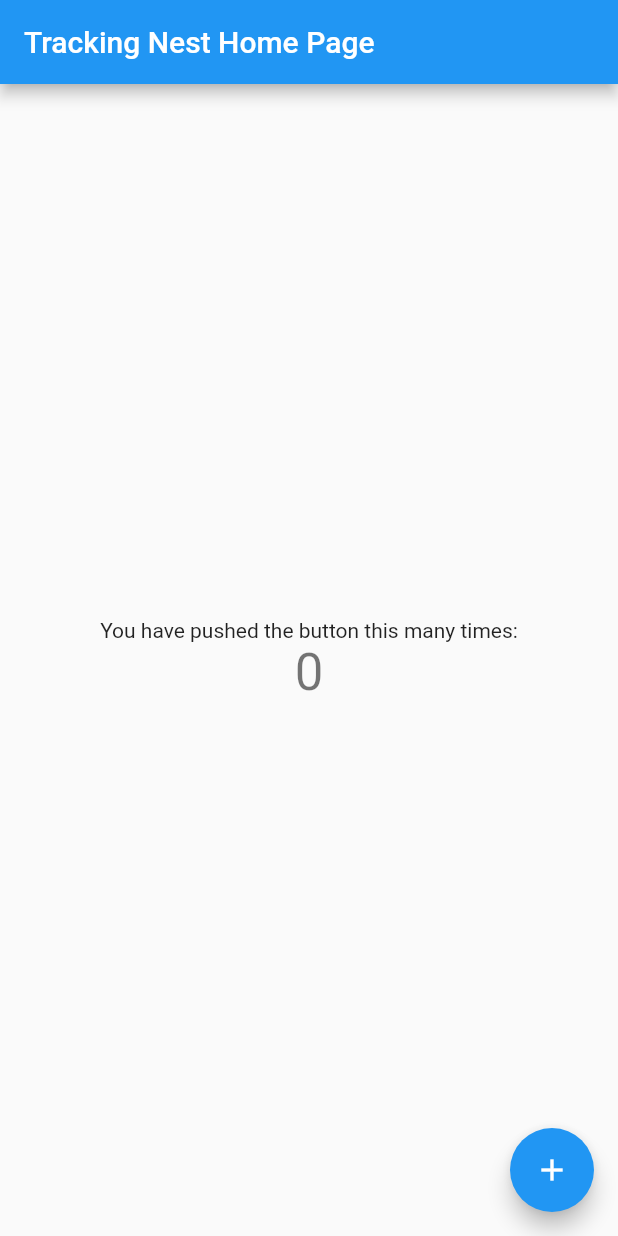
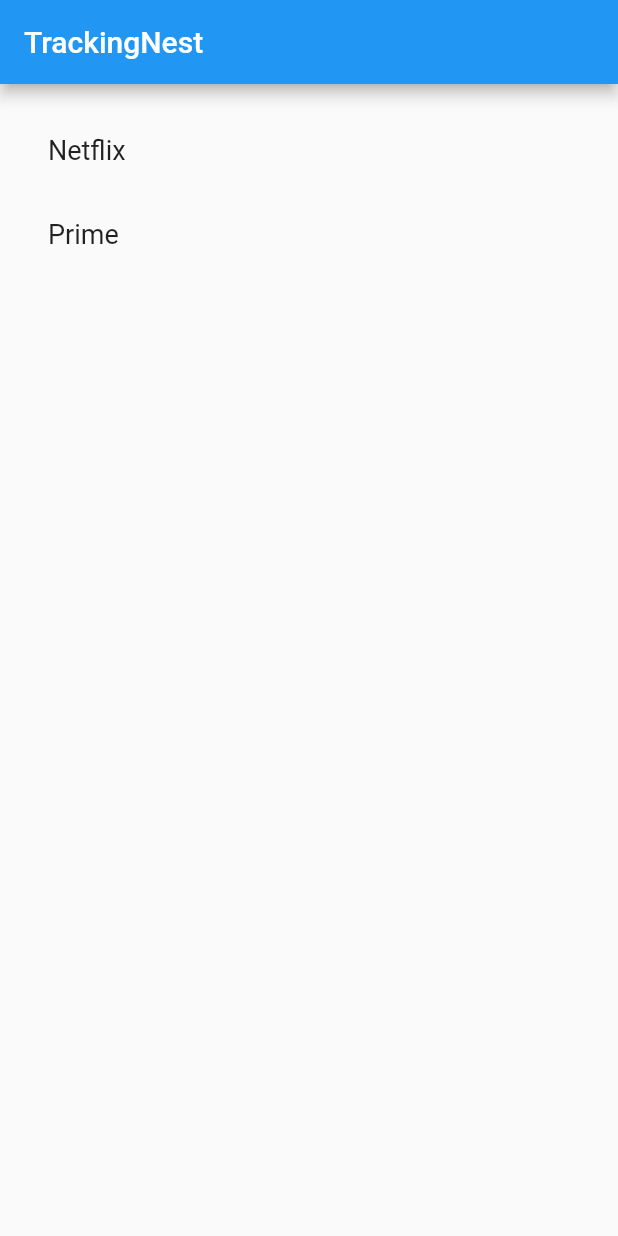
Before and after one commit to jpiekut/trackingnest, a Flutter app: the screen it shows after launch, on a phone screen of 412 x 824 dp. Run offline on Flutter 3.47's test engine with Material 2 defaults, Android fonts, the phone set to English and light mode, and no system bars.

Commit message:
Remove sample code and an example list

```diff
--- a/lib/main.dart
+++ b/lib/main.dart
@@ -5,111 +5,47 @@
 }
 
 class MyApp extends StatelessWidget {
-  const MyApp({Key? key}) : super(key: key);
+  const MyApp({super.key});
 
-  // This widget is the root of your application.
   @override
   Widget build(BuildContext context) {
     return MaterialApp(
-      title: 'Tracking Nest',
-      theme: ThemeData(
-        // This is the theme of your application.
-        //
-        // Try running your application with "flutter run". You'll see the
-        // application has a blue toolbar. Then, without quitting the app, try
-        // changing the primarySwatch below to Colors.green and then invoke
-        // "hot reload" (press "r" in the console where you ran "flutter run",
-        // or simply save your changes to "hot reload" in a Flutter IDE).
-        // Notice that the counter didn't reset back to zero; the application
-        // is not restarted.
-        primarySwatch: Colors.blue,
+      title: 'TrackingNest',
+      home: Scaffold(
+        appBar: AppBar(
+          title: const Text('TrackingNest'),
+        ),
+        body: const Center(
+          child: RandomWords(),
+        ),
       ),
-      home: const MyHomePage(title: 'Tracking Nest Home Page'),
     );
   }
 }
 
-class MyHomePage extends StatefulWidget {
-  const MyHomePage({Key? key, required this.title}) : super(key: key);
-
-  // This widget is the home page of your application. It is stateful, meaning
-  // that it has a State object (defined below) that contains fields that affect
-  // how it looks.
-
-  // This class is the configuration for the state. It holds the values (in this
-  // case the title) provided by the parent (in this case the App widget) and
-  // used by the build method of the State. Fields in a Widget subclass are
-  // always marked "final".
-
-  final String title;
-
+class RandomWords extends StatefulWidget {
+  const RandomWords({Key? key}) : super(key: key);
   @override
-  State<MyHomePage> createState() => _MyHomePageState();
+  State<RandomWords> createState() => _RandomWordsState();
 }
 
-class _MyHomePageState extends State<MyHomePage> {
-  int _counter = 0;
-
-  void _incrementCounter() {
-    setState(() {
-      // This call to setState tells the Flutter framework that something has
-      // changed in this State, which causes it to rerun the build method below
-      // so that the display can reflect the updated values. If we changed
-      // _counter without calling setState(), then the build method would not be
-      // called again, and so nothing would appear to happen.
-      _counter++;
-    });
-  }
-
+class _RandomWordsState extends State<RandomWords> {
   @override
   Widget build(BuildContext context) {
-    // This method is rerun every time setState is called, for instance as done
-    // by the _incrementCounter method above.
-    //
-    // The Flutter framework has been optimized to make rerunning build methods
-    // fast, so that you can just rebuild anything that needs updating rather
-    // than having to individually change instances of widgets.
-    return Scaffold(
-      appBar: AppBar(
-        // Here we take the value from the MyHomePage object that was created by
-        // the App.build method, and use it to set our appbar title.
-        title: Text(widget.title),
-      ),
-      body: Center(
-        // Center is a layout widget. It takes a single child and positions it
-        // in the middle of the parent.
-        child: Column(
-          // Column is also a layout widget. It takes a list of children and
-          // arranges them vertically. By default, it sizes itself to fit its
-          // children horizontally, and tries to be as tall as its parent.
-          //
-          // Invoke "debug painting" (press "p" in the console, choose the
-          // "Toggle Debug Paint" action from the Flutter Inspector in Android
-          // Studio, or the "Toggle Debug Paint" command in Visual Studio Code)
-          // to see the wireframe for each widget.
-          //
-          // Column has various properties to control how it sizes itself and
-          // how it positions its children. Here we use mainAxisAlignment to
-          // center the children vertically; the main axis here is the vertical
-          // axis because Columns are vertical (the cross axis would be
-          // horizontal).
-          mainAxisAlignment: MainAxisAlignment.center,
-          children: <Widget>[
-            const Text(
-              'You have pushed the button this many times:',
-            ),
-            Text(
-              '$_counter',
-              style: Theme.of(context).textTheme.headline4,
-            ),
-          ],
-        ),
-      ),
-      floatingActionButton: FloatingActionButton(
-        onPressed: _incrementCounter,
-        tooltip: 'Increment',
-        child: const Icon(Icons.add),
-      ), // This trailing comma makes auto-formatting nicer for build methods.
+    final _suggestions = <String>["Netflix", "Prime"];
+    final _biggerFont = const TextStyle(fontSize: 18);
+
+    return ListView.builder(
+      padding: const EdgeInsets.all(16.0),
+      itemCount: _suggestions.length,
+      itemBuilder: /*1*/ (context, i) {
+        return ListTile(
+          title: Text(
+            _suggestions[i],
+            style: _biggerFont,
+          ),
+        );
+      },
     );
   }
 }
--- a/pubspec.yaml
+++ b/pubspec.yaml
@@ -34,6 +34,7 @@
   # The following adds the Cupertino Icons font to your application.
   # Use with the CupertinoIcons class for iOS style icons.
   cupertino_icons: ^1.0.2
+  english_words: ^4.0.0
 
 dev_dependencies:
   flutter_test:
```
Also changed, not shown: pubspec.lock.
